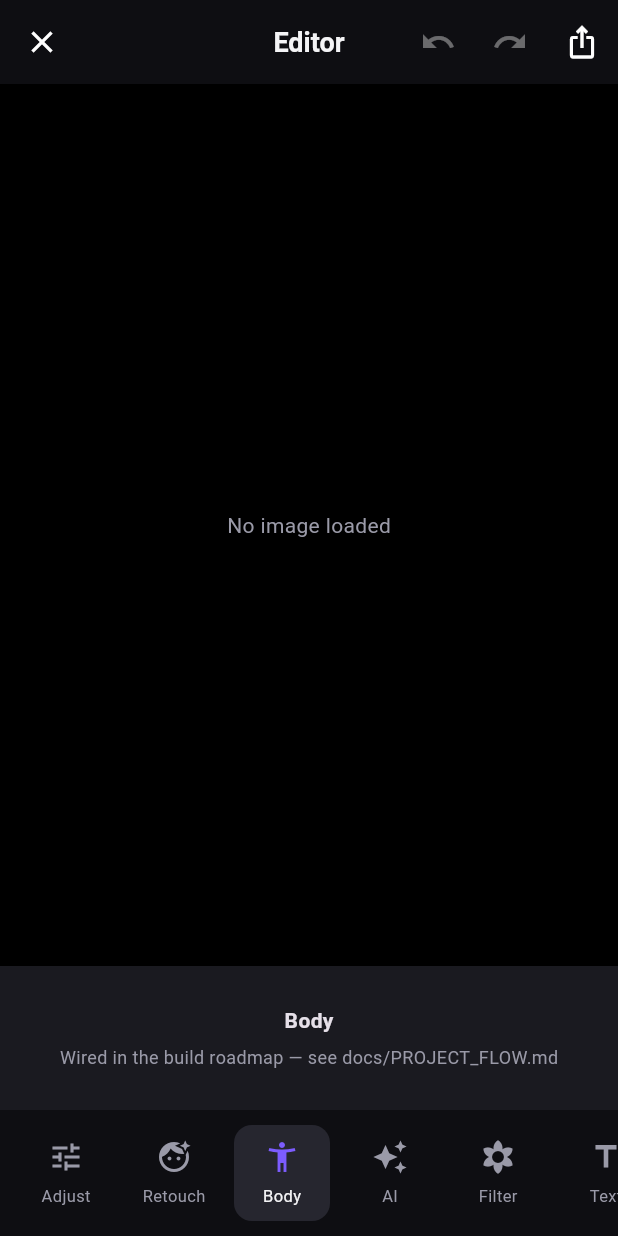
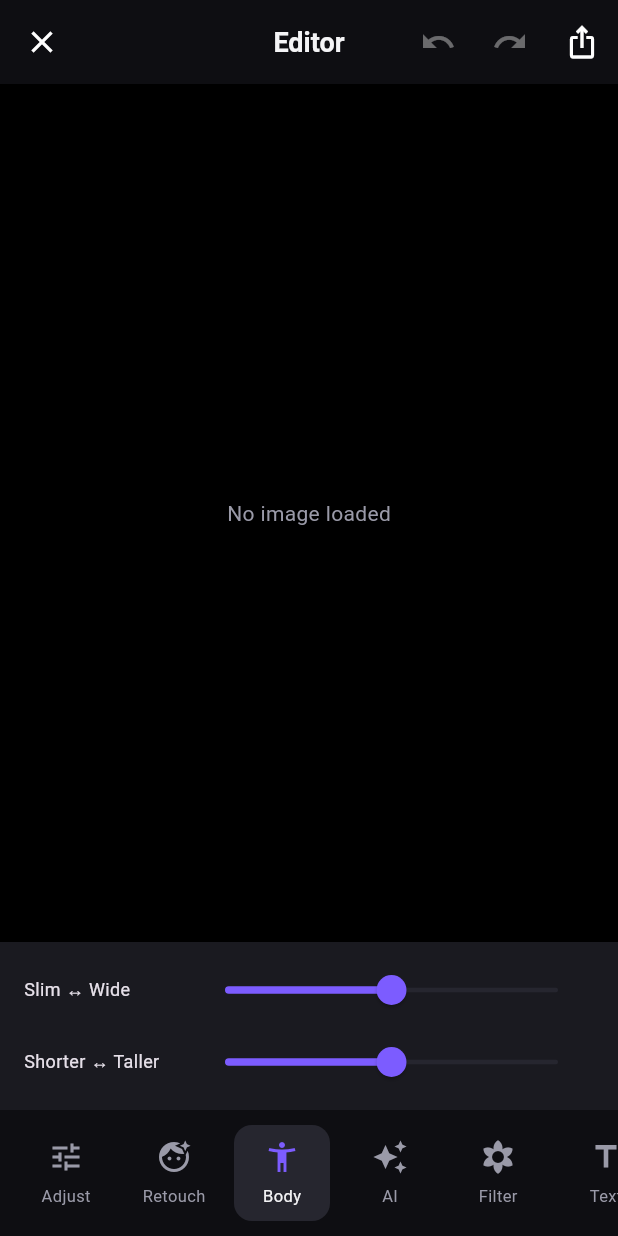
Before and after one commit to MDRafiulHoqueFakir/TJ_AI_Photo_Editor, a Flutter app: the EditorScreen screen opened by its route, after a tap on "Retouch", after a tap on "Body", on a phone screen of 412 x 824 dp. Run offline on Flutter 3.47's test engine with Material 3 defaults, Android fonts, the phone set to English and light mode, and no system bars; our stand-ins replace flutter_riverpod, go_router, image_picker.

Commit message:
Phase 2: real editor ops + native ML bridge
Implement crop/orient, skin smoothing, body reshape, and background
replace in the Dart ImageEngine (interim non-uniform-scale reshape until
the GPU mesh warp lands). Add OrientNode/SmoothNode/BodyReshapeNode to
the non-destructive stack and render them in the controller.

Wire live Retouch, Body, and Crop editor panels, replacing the
coming-soon placeholders. Add ChannelMlService (MethodChannel
tj_photo_editor/ml) with graceful degradation when no native handler is
registered, plus a provider and the NATIVE_ML_BRIDGE.md contract for the
Android/iOS MediaPipe/TFLite/Core ML side. Extend tests and roadmap.

```diff
--- a/lib/features/editor/domain/edit_node.dart
+++ b/lib/features/editor/domain/edit_node.dart
@@ -48,3 +48,34 @@ class CropNode extends EditNode {
   @override
   Map<String, dynamic> toJson() => {'type': 'crop', 'aspect': aspectLabel};
 }
+
+class OrientNode extends EditNode {
+  const OrientNode({this.degrees = 0, this.flipH = false});
+  final double degrees;
+  final bool flipH;
+
+  @override
+  Map<String, dynamic> toJson() =>
+      {'type': 'orient', 'degrees': degrees, 'flipH': flipH};
+}
+
+class SmoothNode extends EditNode {
+  const SmoothNode({this.amount = 0.3});
+  final double amount; // 0..1
+
+  @override
+  Map<String, dynamic> toJson() => {'type': 'smooth', 'amount': amount};
+}
+
+class BodyReshapeNode extends EditNode {
+  const BodyReshapeNode({this.slim = 0, this.stretch = 0});
+  final double slim; // -1..1
+  final double stretch; // -1..1
+
+  BodyReshapeNode copyWith({double? slim, double? stretch}) =>
+      BodyReshapeNode(slim: slim ?? this.slim, stretch: stretch ?? this.stretch);
+
+  @override
+  Map<String, dynamic> toJson() =>
+      {'type': 'body', 'slim': slim, 'stretch': stretch};
+}
--- a/lib/features/editor/presentation/editor_screen.dart
+++ b/lib/features/editor/presentation/editor_screen.dart
@@ -7,8 +7,10 @@ import '../../../core/services/image_engine.dart';
 import '../../../core/theme/app_colors.dart';
 import '../../subscription/application/entitlement_provider.dart';
 import '../application/editor_controller.dart';
-import '../domain/edit_node.dart';
 import 'widgets/adjust_panel.dart';
+import 'widgets/body_panel.dart';
+import 'widgets/crop_panel.dart';
+import 'widgets/retouch_panel.dart';
 import 'widgets/tool_rail.dart';
 
 class EditorScreen extends ConsumerStatefulWidget {
@@ -72,6 +74,16 @@ class _EditorScreenState extends ConsumerState<EditorScreen> {
     );
   }
 
+  Widget _panelFor(EditorTool tool) {
+    return switch (tool) {
+      EditorTool.adjust => const AdjustPanel(),
+      EditorTool.retouch => const RetouchPanel(),
+      EditorTool.body => const BodyPanel(),
+      EditorTool.crop => const CropPanel(),
+      _ => _ComingSoonPanel(tool: tool),
+    };
+  }
+
   @override
   Widget build(BuildContext context) {
     final state = ref.watch(editorControllerProvider);
@@ -113,9 +125,7 @@ class _EditorScreenState extends ConsumerState<EditorScreen> {
               ),
             ),
           ),
-          if (_activeTool == EditorTool.adjust) const AdjustPanel(),
-          if (_activeTool != EditorTool.adjust)
-            _ComingSoonPanel(tool: _activeTool),
+          _panelFor(_activeTool),
           ToolRail(
             active: _activeTool,
             onSelect: (t) => setState(() => _activeTool = t),
--- /dev/null
+++ b/lib/features/editor/presentation/widgets/body_panel.dart
@@ -0,0 +1,60 @@
+import 'package:flutter/material.dart';
+import 'package:flutter_riverpod/flutter_riverpod.dart';
+
+import '../../../../core/theme/app_colors.dart';
+import '../../application/editor_controller.dart';
+import '../../domain/edit_node.dart';
+
+/// Body reshape: slim/wide and shorter/taller. Live-updates a single node.
+class BodyPanel extends ConsumerStatefulWidget {
+  const BodyPanel({super.key});
+
+  @override
+  ConsumerState<BodyPanel> createState() => _BodyPanelState();
+}
+
+class _BodyPanelState extends ConsumerState<BodyPanel> {
+  double _slim = 0;
+  double _stretch = 0;
+
+  void _apply() {
+    ref
+        .read(editorControllerProvider.notifier)
+        .updateLiveBody(BodyReshapeNode(slim: _slim, stretch: _stretch));
+  }
+
+  @override
+  Widget build(BuildContext context) {
+    return Container(
+      color: AppColors.surface,
+      padding: const EdgeInsets.symmetric(horizontal: 16, vertical: 8),
+      child: Column(
+        mainAxisSize: MainAxisSize.min,
+        children: [
+          _row('Slim ↔ Wide', _slim, (v) {
+            setState(() => _slim = v);
+            _apply();
+          }),
+          _row('Shorter ↔ Taller', _stretch, (v) {
+            setState(() => _stretch = v);
+            _apply();
+          }),
+        ],
+      ),
+    );
+  }
+
+  Widget _row(String label, double value, ValueChanged<double> onChanged) {
+    return Row(
+      children: [
+        SizedBox(
+          width: 110,
+          child: Text(label, style: const TextStyle(fontSize: 12)),
+        ),
+        Expanded(
+          child: Slider(value: value, min: -1, max: 1, onChanged: onChanged),
+        ),
+      ],
+    );
+  }
+}
--- /dev/null
+++ b/lib/features/editor/presentation/widgets/retouch_panel.dart
@@ -0,0 +1,47 @@
+import 'package:flutter/material.dart';
+import 'package:flutter_riverpod/flutter_riverpod.dart';
+
+import '../../../../core/theme/app_colors.dart';
+import '../../application/editor_controller.dart';
+import '../../domain/edit_node.dart';
+
+/// Skin smoothing (retouch). Drag commits a SmoothNode on release so it stays
+/// undoable and replayable in a Recipe.
+class RetouchPanel extends ConsumerStatefulWidget {
+  const RetouchPanel({super.key});
+
+  @override
+  ConsumerState<RetouchPanel> createState() => _RetouchPanelState();
+}
+
+class _RetouchPanelState extends ConsumerState<RetouchPanel> {
+  double _amount = 0;
+
+  @override
+  Widget build(BuildContext context) {
+    return Container(
+      color: AppColors.surface,
+      padding: const EdgeInsets.symmetric(horizontal: 16, vertical: 12),
+      child: Column(
+        mainAxisSize: MainAxisSize.min,
+        children: [
+          const Align(
+            alignment: Alignment.centerLeft,
+            child: Text('Smooth skin', style: TextStyle(fontSize: 12)),
+          ),
+          Slider(
+            value: _amount,
+            onChanged: (v) => setState(() => _amount = v),
+            onChangeEnd: (v) => ref
+                .read(editorControllerProvider.notifier)
+                .pushNode(SmoothNode(amount: v)),
+          ),
+          const Text(
+            'Auto skin-mask retouch lands with on-device ML (Phase 2 native).',
+            style: TextStyle(color: AppColors.textSecondary, fontSize: 11),
+          ),
+        ],
+      ),
+    );
+  }
+}
```
Also changed, not shown: lib/core/services/channel_ml_service.dart (added, +73 -0 lines), lib/core/services/dart_image_engine.dart (+113 -0 lines), lib/core/services/image_engine.dart (+29 -0 lines), lib/core/services/service_providers.dart (added, +15 -0 lines), lib/features/editor/application/editor_controller.dart (+19 -1 lines), lib/features/editor/presentation/widgets/crop_panel.dart (added, +59 -0 lines), 3 other files.
